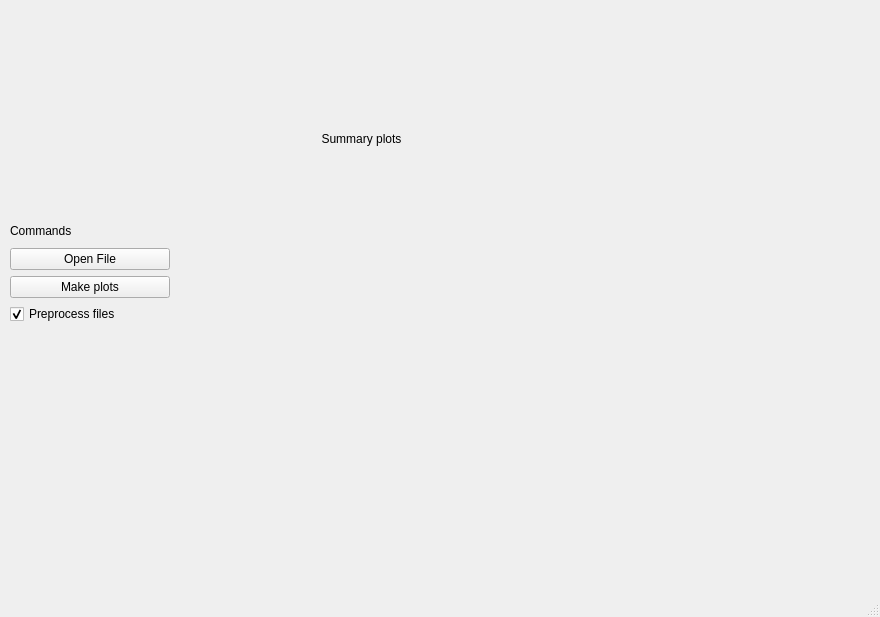
Before: the Qt Designer form qt_poc/main_window.ui in sw580844/ngif_romar, drawn with Qt 5.
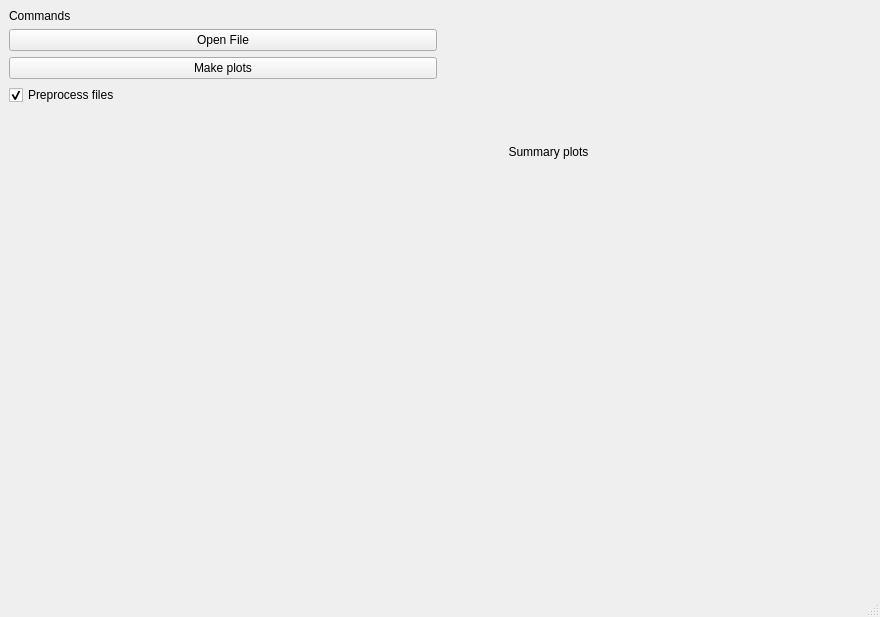
After: the same form once the commit is applied.

Commit message: Fit Qt app UI to resize with window, updated conda env requirements

Diff of the .ui file:
```diff
--- a/qt_poc/main_window.ui
+++ b/qt_poc/main_window.ui
@@ -14,15 +14,10 @@
    <string>MainWindow</string>
   </property>
   <widget class="QWidget" name="centralwidget">
-   <widget class="QWidget" name="verticalLayoutWidget">
-    <property name="geometry">
-     <rect>
-      <x>10</x>
-      <y>220</y>
-      <width>160</width>
-      <height>104</height>
-     </rect>
-    </property>
+   <layout class="QHBoxLayout" name="horizontalLayout_2">
+    <item>
+     <layout class="QHBoxLayout" name="horizontalLayout">
+      <item>
     <layout class="QVBoxLayout" name="button_layout">
      <item>
       <widget class="QLabel" name="label">
@@ -55,17 +50,22 @@
        </property>
       </widget>
      </item>
-    </layout>
-   </widget>
-   <widget class="QWidget" name="gridLayoutWidget">
-    <property name="geometry">
-     <rect>
-      <x>190</x>
-      <y>20</y>
-      <width>691</width>
-      <height>481</height>
-     </rect>
-    </property>
+        <item>
+         <spacer name="verticalSpacer">
+          <property name="orientation">
+           <enum>Qt::Vertical</enum>
+          </property>
+          <property name="sizeHint" stdset="0">
+           <size>
+            <width>20</width>
+            <height>40</height>
+           </size>
+          </property>
+         </spacer>
+        </item>
+       </layout>
+      </item>
+      <item>
     <layout class="QGridLayout" name="gridLayout">
      <item row="1" column="0">
       <widget class="QWidget" name="widget_PlotArea_1" native="true"/>
@@ -87,7 +87,10 @@
       <widget class="QWidget" name="widget_PlotArea_3" native="true"/>
      </item>
     </layout>
-   </widget>
+      </item>
+     </layout>
+    </item>
+   </layout>
   </widget>
   <widget class="QMenuBar" name="menubar">
    <property name="geometry">
```
Left out of the diff: 2 changed lines with no effect on the pictures. Lines whose indentation alone changed are shown as unchanged. The commit also changes 1 other file.
